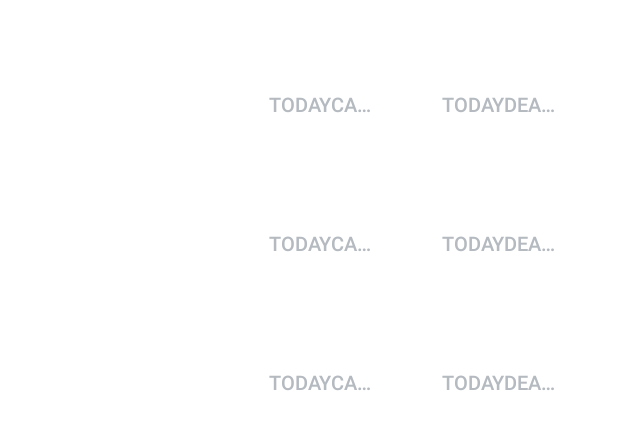
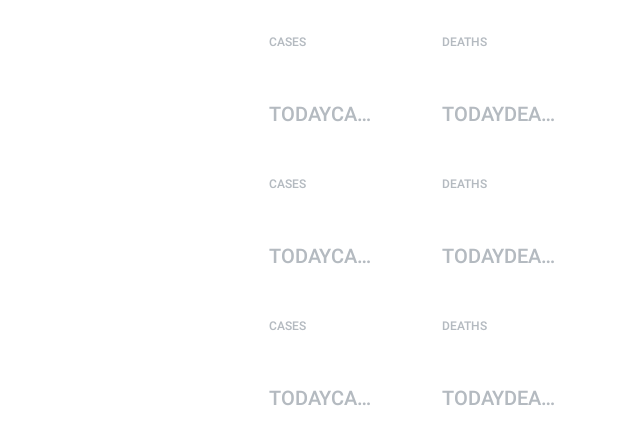
Before and after one commit to sbInfin1/Covid-Tracker, an Android app: the layout overview_fragment.xml on its own in the app's theme, with its tools: preview values and no code run, on a phone screen of 412 x 824 dp. Shown: the top 445 px of the screen. Run offline under Robolectric (Android 15) with nearby library versions, the phone set to English and light mode, and no system bars.

Commit message:
Version2: The list_item layout changed to include headers for every list item

```diff
--- a/app/src/main/res/layout/list_item.xml
+++ b/app/src/main/res/layout/list_item.xml
@@ -12,7 +12,7 @@
         android:id="@+id/pane"
         android:layout_width="match_parent"
         android:layout_height="wrap_content"
-        android:padding="8dp">
+        android:layout_margin="8dp">
 
         <TextView
             android:id="@+id/state_name_textview"
@@ -36,23 +36,23 @@
             android:layout_width="75dp"
             android:layout_height="wrap_content"
             android:layout_marginStart="24dp"
-            android:layout_marginTop="12dp"
-            android:text="cases"
+            android:layout_marginTop="4dp"
             android:ellipsize="end"
             android:fontFamily="sans-serif-medium"
             android:maxLines="1"
+            android:text="cases"
             android:textAllCaps="true"
             android:textColor="@color/textColorHighlight"
             android:textSize="16sp"
             app:layout_constraintStart_toEndOf="@+id/state_name_textview"
-            app:layout_constraintTop_toTopOf="parent" />
+            app:layout_constraintTop_toBottomOf="@+id/tv_cases_label" />
 
         <TextView
             android:id="@+id/daily_confirmed_textview"
             android:layout_width="75dp"
             android:layout_height="wrap_content"
-            android:layout_marginTop="12dp"
-            android:layout_marginBottom="12dp"
+            android:layout_marginTop="8dp"
+            android:layout_marginBottom="8dp"
             android:ellipsize="end"
             android:fontFamily="sans-serif-medium"
             android:maxLines="1"
@@ -63,7 +63,7 @@
             app:layout_constraintBottom_toBottomOf="parent"
             app:layout_constraintStart_toStartOf="@+id/total_confirmed_textview"
             app:layout_constraintTop_toBottomOf="@+id/total_confirmed_textview"
-            app:layout_constraintVertical_bias="0.027" />
+            app:layout_constraintVertical_bias="1.0" />
 
         <TextView
             android:id="@+id/total_deaths_textview"
@@ -96,6 +96,38 @@
             app:layout_constraintBottom_toBottomOf="@+id/daily_confirmed_textview"
             app:layout_constraintStart_toStartOf="@+id/total_deaths_textview"
             app:layout_constraintTop_toTopOf="@+id/daily_confirmed_textview" />
+
+        <TextView
+            android:id="@+id/tv_cases_label"
+            android:layout_width="75dp"
+            android:layout_height="10dp"
+            android:layout_marginTop="8dp"
+            android:ellipsize="end"
+            android:fontFamily="sans-serif-medium"
+            android:maxLines="1"
+            android:text="Cases"
+            android:textAllCaps="true"
+            android:textColor="@color/textColorOvershadow"
+            android:textSize="8sp"
+            app:layout_constraintEnd_toEndOf="@+id/total_confirmed_textview"
+            app:layout_constraintStart_toStartOf="@+id/total_confirmed_textview"
+            app:layout_constraintTop_toTopOf="parent" />
+
+        <TextView
+            android:id="@+id/tv_deaths_label"
+            android:layout_width="75dp"
+            android:layout_height="10dp"
+            android:layout_marginTop="8dp"
+            android:ellipsize="end"
+            android:fontFamily="sans-serif-medium"
+            android:maxLines="1"
+            android:text="Deaths"
+            android:textAllCaps="true"
+            android:textColor="@color/textColorOvershadow"
+            android:textSize="8sp"
+            app:layout_constraintEnd_toEndOf="@+id/total_deaths_textview"
+            app:layout_constraintStart_toStartOf="@+id/total_deaths_textview"
+            app:layout_constraintTop_toTopOf="parent" />
     </androidx.constraintlayout.widget.ConstraintLayout>
 
 </layout>
```
